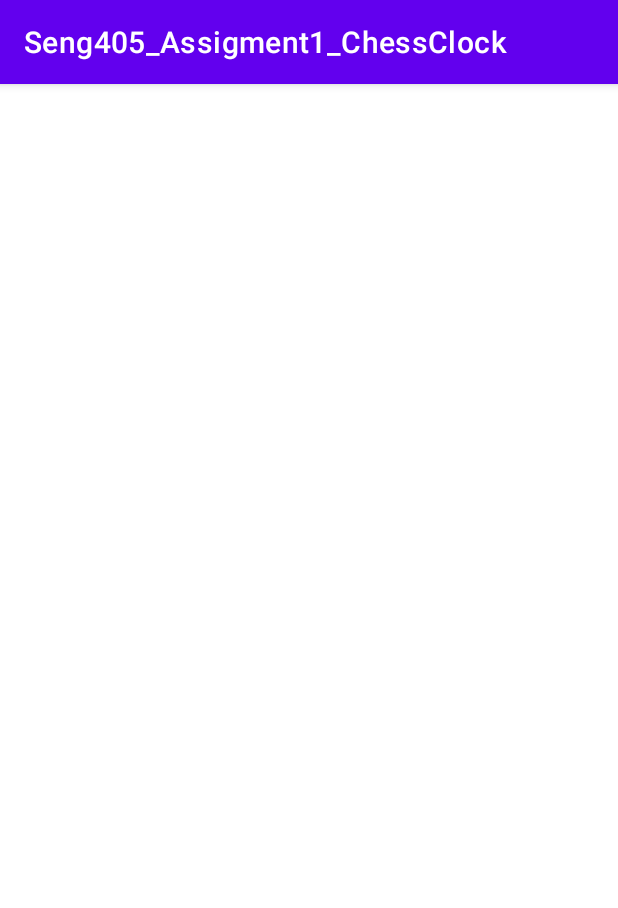
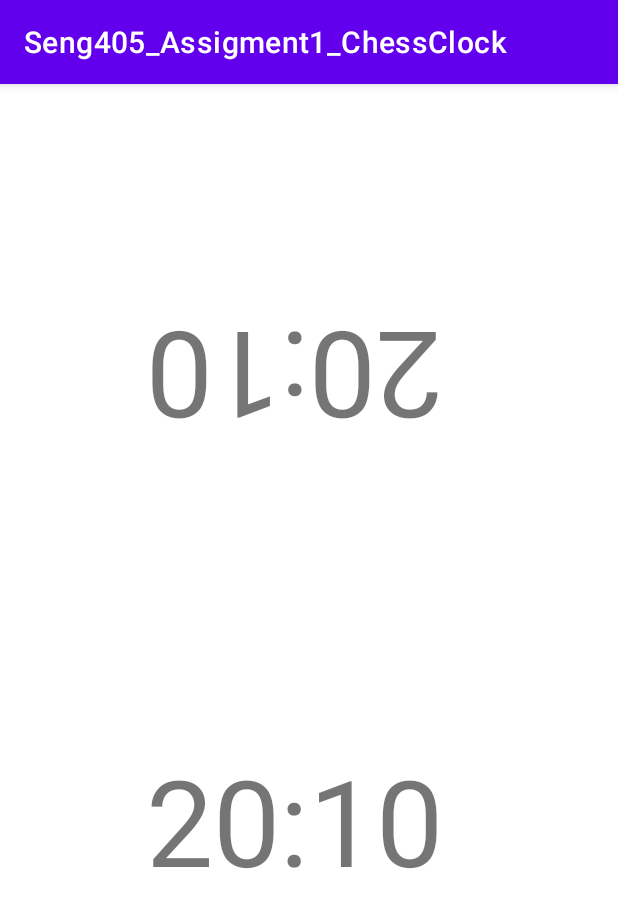
Before and after one commit to berkecinar/seng405_assigment1_201711016, an Android app: the ChessClock screen opened directly, with no data from a screen before it, on a phone screen of 412 x 824 dp. Shown: the top 908 px of the screen. Run offline under Robolectric (Android 15) with nearby library versions, the phone set to English and light mode, and no system bars.

Commit message:
Added chess clock's text views

```diff
--- a/app/src/main/res/layout/activity_chess_clock.xml
+++ b/app/src/main/res/layout/activity_chess_clock.xml
@@ -6,4 +6,36 @@
     android:layout_height="match_parent"
     tools:context=".ChessClock">
 
+    <TextView
+        android:id="@+id/Counter1"
+        android:layout_width="270dp"
+        android:layout_height="0dp"
+        android:layout_marginTop="112dp"
+        android:layout_marginBottom="126dp"
+        android:gravity="center"
+        android:rotation="180"
+        android:text="20:10"
+        android:textSize="80dp"
+        app:layout_constraintBottom_toTopOf="@+id/Counter2"
+        app:layout_constraintEnd_toEndOf="parent"
+        app:layout_constraintHorizontal_bias="0.432"
+        app:layout_constraintStart_toStartOf="parent"
+        app:layout_constraintTop_toTopOf="parent"
+        app:layout_constraintVertical_bias="0.0" />
+
+    <TextView
+        android:id="@+id/Counter2"
+        android:layout_width="270dp"
+        android:layout_height="0dp"
+        android:layout_marginBottom="193dp"
+        android:gravity="center"
+        android:text="20:10"
+        android:textSize="80dp"
+        app:layout_constraintBottom_toBottomOf="parent"
+        app:layout_constraintEnd_toEndOf="parent"
+        app:layout_constraintHorizontal_bias="0.432"
+        app:layout_constraintStart_toStartOf="parent"
+        app:layout_constraintTop_toBottomOf="@+id/Counter1" />
+
+
 </androidx.constraintlayout.widget.ConstraintLayout>
```
